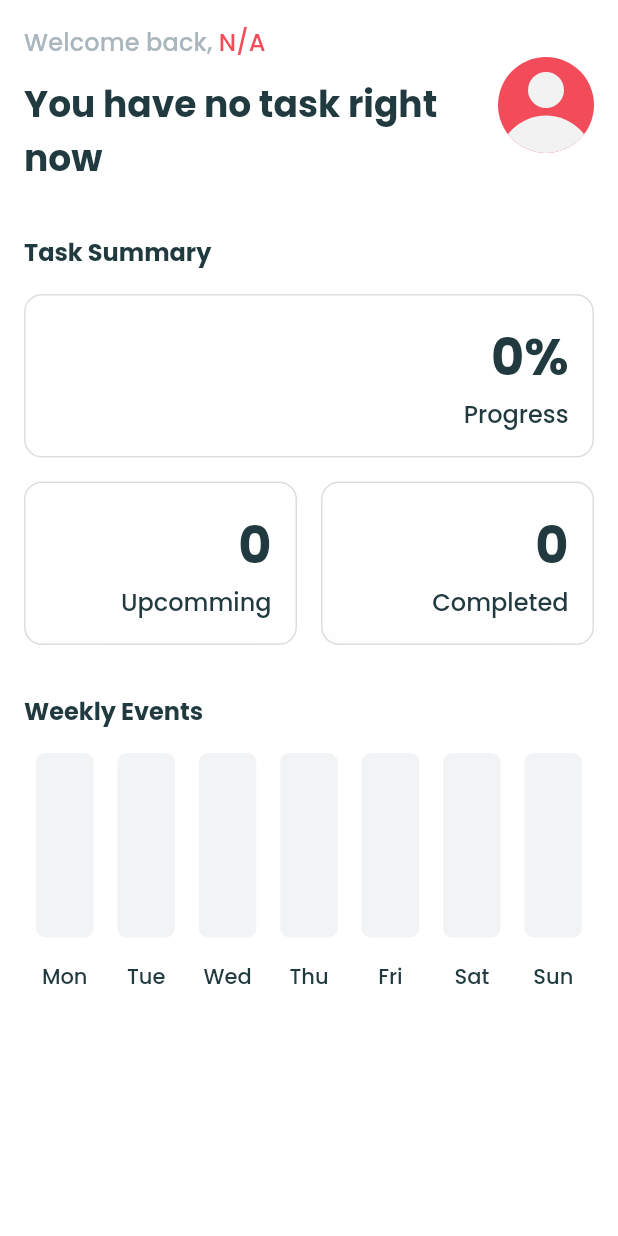
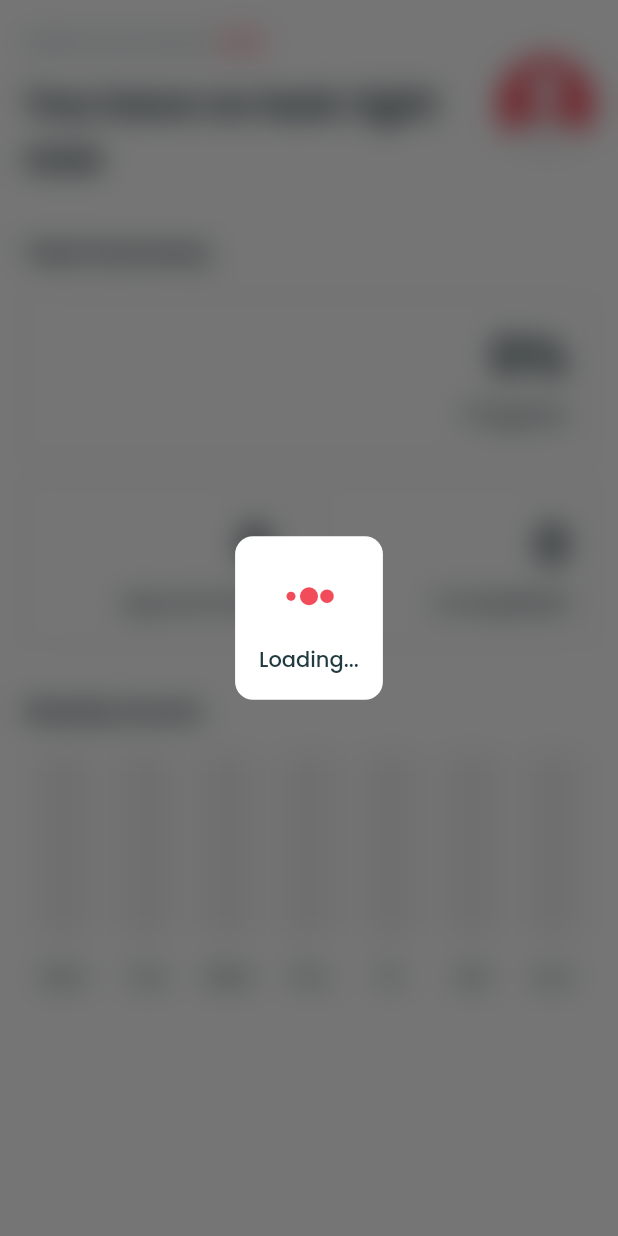
Before and after one commit to rizqyfahmi/crosscheck-flutter, a Flutter app: the DashboardView screen opened directly, on a phone screen of 412 x 824 dp. Run offline on Flutter 3.47's test engine with Material 2 defaults, Android fonts, the light colour scheme and no system bars; drawn by our look-alikes of loading_indicator; our stand-ins replace dartz, equatable, flutter_bloc, flutter_svg, get_it, hive and 3 more; accounts and stored records are empty.

Commit message:
Dashboard: refactor loading dialog

```diff
--- a/lib/features/dashboard/presentation/view/dashboard_view.dart
+++ b/lib/features/dashboard/presentation/view/dashboard_view.dart
@@ -1,11 +1,10 @@
 import 'package:crosscheck/assets/colors/custom_colors.dart';
 import 'package:crosscheck/assets/icons/custom_icons.dart';
 import 'package:crosscheck/core/widgets/cloudy_card/cloudy_card.dart';
+import 'package:crosscheck/core/widgets/dialog/dialog.dart';
 import 'package:crosscheck/features/dashboard/presentation/bloc/dashboard_bloc.dart';
 import 'package:crosscheck/features/dashboard/presentation/bloc/dashboard_event.dart';
 import 'package:crosscheck/features/dashboard/presentation/bloc/dashboard_state.dart';
-import 'package:crosscheck/features/main/presentation/bloc/main_bloc.dart';
-import 'package:crosscheck/features/main/presentation/bloc/main_event.dart';
 import 'package:flutter/material.dart';
 import 'package:flutter_bloc/flutter_bloc.dart';
 import 'package:flutter_svg/svg.dart';
@@ -21,16 +20,24 @@ class DashboardView extends StatelessWidget {
         listener: (context, state) {
 
           if (state is DashboardLoading) {
-            context.read<MainBloc>().add(MainShowLoading());
+            showLoadingDialog(context: context);
             return;
           }
 
           if (state is DashboardGeneralError) {
-            context.read<MainBloc>().add(MainSetGeneralError(message: state.message));
+            Navigator.of(context, rootNavigator: true).pop();
+            showResponseDialog(
+              context: context,
+              status: ResponseDialogStatus.error,
+              message: state.message
+            );
             return;
           }
 
-          context.read<MainBloc>().add(MainHideLoading());
+          if (state is DashboardSuccess) {
+            Navigator.of(context, rootNavigator: true).pop();
+          }
+
         },
         builder: (context, state) {
 
```
Also changed, not shown: 1 other file.
